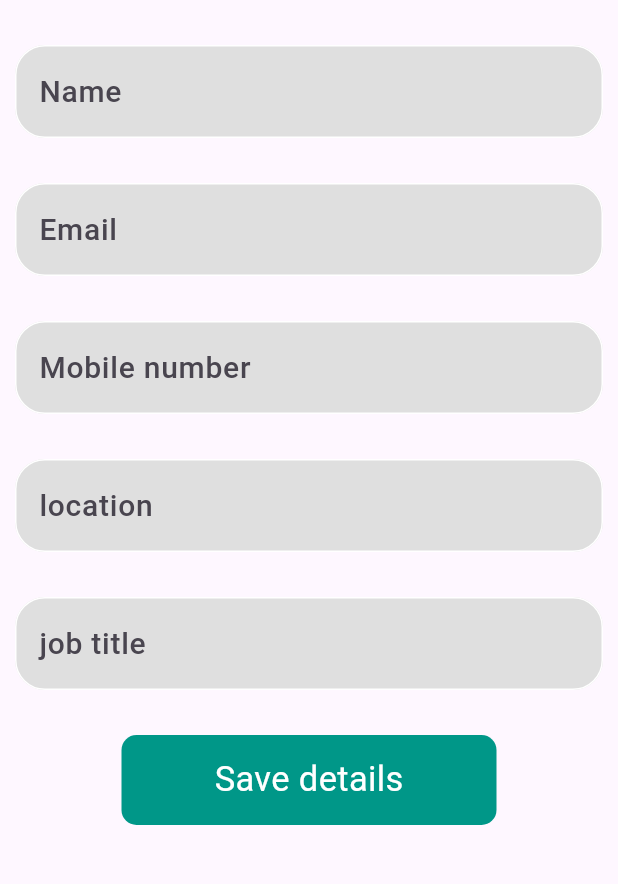
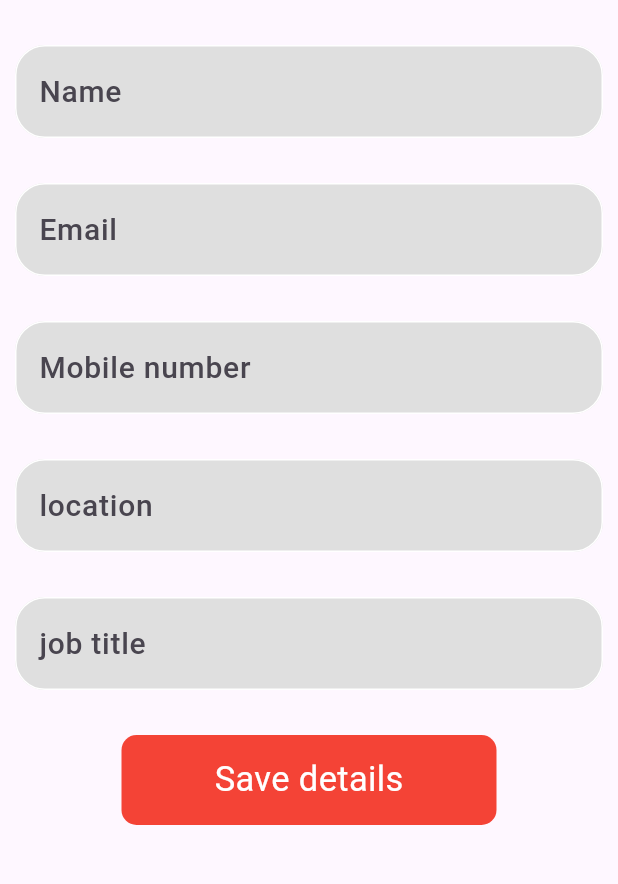
Before and after one commit to MauryaAayush/resume, a Flutter app: the screen it shows after launch, on a phone screen of 412 x 824 dp, the part 117-1001 px from its top. Run offline on Flutter 3.47's test engine with Material 3 defaults, Android fonts, the phone set to English and light mode, and no system bars; our stand-ins replace contained_tab_bar_view.

Commit message:
Radhey radhey

```diff
--- a/lib/utils/views/Per_Screen.dart
+++ b/lib/utils/views/Per_Screen.dart
@@ -148,7 +148,7 @@ class _Personal_ScreenState extends State<Personal_Screen> {
                   height: 60,
                   width: 250,
                   decoration: BoxDecoration(
-                      color: const Color(0xff009788),
+                      color: Colors.red,
                       borderRadius: BorderRadius.circular(10)
                   ),
                   child: const Center(
```
